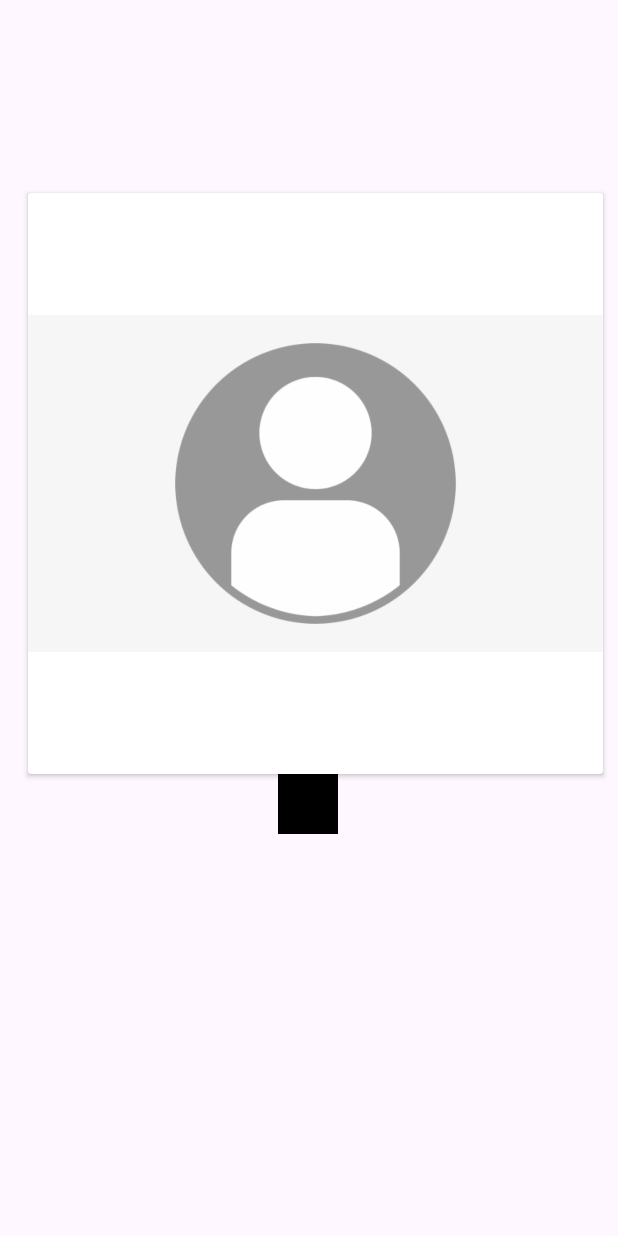
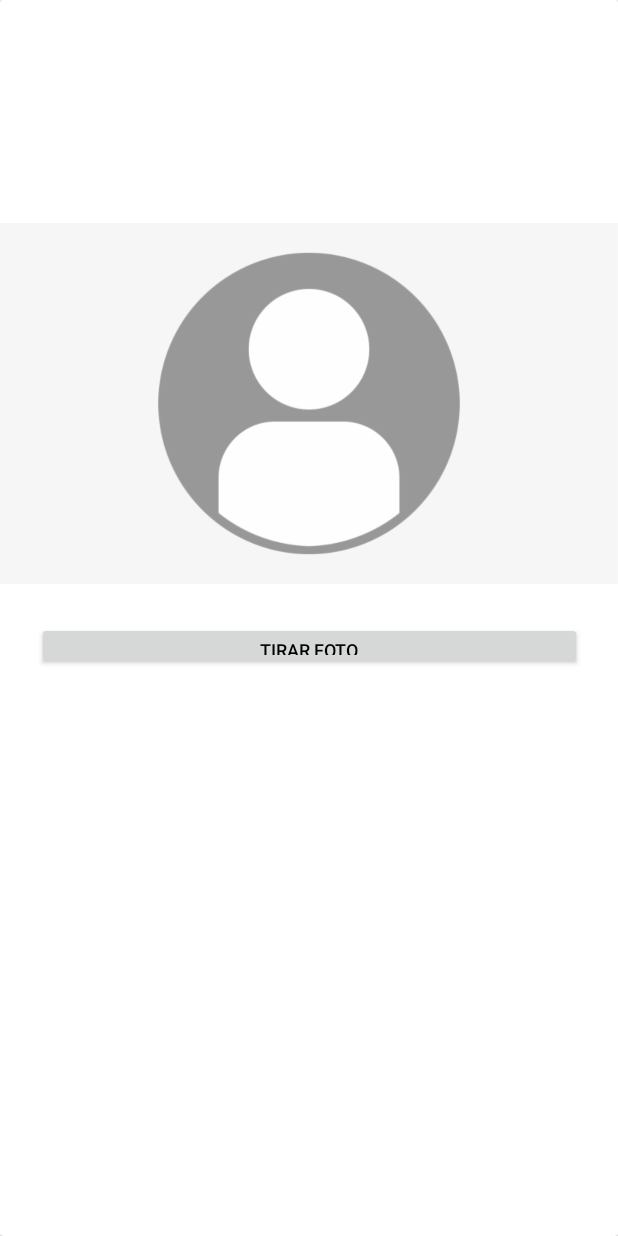
Before and after one commit to AnaCristina1972/Pagela, an Android app: the Tela_Perfil_Paciente screen opened directly, with no data from a screen before it, on a phone screen of 412 x 824 dp. Run offline under Robolectric (Android 15) with nearby library versions, the phone set to English and light mode, and no system bars.

Commit message:
Atualização da  tela Androide manifest, pedindo permissão para uso da camera, criação da tela perfil

```diff
--- a/app/src/main/AndroidManifest.xml
+++ b/app/src/main/AndroidManifest.xml
@@ -2,6 +2,10 @@
 <manifest xmlns:android="http://schemas.android.com/apk/res/android"
     xmlns:tools="http://schemas.android.com/tools">
 
+
+    <uses-feature
+        android:name="android.hardware.camera"
+        android:required="false" />
     <application
         android:allowBackup="true"
         android:dataExtractionRules="@xml/data_extraction_rules"
--- a/app/src/main/java/com/example/pagela/Tela_Perfil_Paciente.java
+++ b/app/src/main/java/com/example/pagela/Tela_Perfil_Paciente.java
@@ -1,14 +1,25 @@
 package com.example.pagela;
 
 import androidx.appcompat.app.AppCompatActivity;
+import androidx.core.app.ActivityCompat;
+import androidx.core.content.ContextCompat;
 
+import android.content.Intent;
+import android.content.pm.PackageManager;
 import android.os.Bundle;
+import android.provider.MediaStore;
+import android.widget.Button;
+import android.widget.ImageView;
 
 public class Tela_Perfil_Paciente extends AppCompatActivity {
-
+Button button;
     @Override
     protected void onCreate(Bundle savedInstanceState) {
         super.onCreate(savedInstanceState);
         setContentView(R.layout.activity_tela_perfil_paciente);
+        Button button = (Button) findViewById(R.id.imageButton);
+
+        Intent intent = new Intent(MediaStore.ACTION_IMAGE_CAPTURE);
+        startActivity(intent);
     }
 }
--- a/app/src/main/res/layout/activity_tela_perfil_paciente.xml
+++ b/app/src/main/res/layout/activity_tela_perfil_paciente.xml
@@ -1,21 +1,14 @@
 <?xml version="1.0" encoding="utf-8"?>
-<androidx.constraintlayout.widget.ConstraintLayout xmlns:android="http://schemas.android.com/apk/res/android"
+<androidx.cardview.widget.CardView xmlns:android="http://schemas.android.com/apk/res/android"
     xmlns:app="http://schemas.android.com/apk/res-auto"
     xmlns:tools="http://schemas.android.com/tools"
     android:layout_width="match_parent"
     android:layout_height="match_parent"
     tools:context=".Tela_Perfil_Paciente">
 
-    <androidx.cardview.widget.CardView
-        android:id="@+id/cardView"
-        android:layout_width="383dp"
-        android:layout_height="387dp"
-        app:layout_constraintBottom_toBottomOf="parent"
-        app:layout_constraintEnd_toEndOf="parent"
-        app:layout_constraintHorizontal_bias="0.644"
-        app:layout_constraintStart_toStartOf="parent"
-        app:layout_constraintTop_toTopOf="parent"
-        app:layout_constraintVertical_bias="0.294">
+    <androidx.constraintlayout.widget.ConstraintLayout
+        android:layout_width="match_parent"
+        android:layout_height="match_parent">
 
 
         <ImageView
@@ -23,21 +16,26 @@
             android:layout_width="wrap_content"
             android:layout_height="258dp"
             android:layout_gravity="center"
+            app:layout_constraintBottom_toBottomOf="parent"
+            app:layout_constraintEnd_toEndOf="parent"
+            app:layout_constraintHorizontal_bias="0.0"
+            app:layout_constraintStart_toStartOf="parent"
+            app:layout_constraintTop_toTopOf="parent"
+            app:layout_constraintVertical_bias="0.247"
             app:srcCompat="@drawable/img_8" />
 
-
-    </androidx.cardview.widget.CardView>
-
-    <ImageButton
-        android:id="@+id/imageButton"
-        android:layout_width="40dp"
-        android:layout_height="40dp"
-        app:layout_constraintBottom_toBottomOf="parent"
-        app:layout_constraintEnd_toEndOf="parent"
-        app:layout_constraintHorizontal_bias="0.498"
-        app:layout_constraintStart_toStartOf="parent"
-        app:layout_constraintTop_toBottomOf="@+id/cardView"
-        app:layout_constraintVertical_bias="0.0"
-        app:srcCompat="@drawable/img_7" />
-
-</androidx.constraintlayout.widget.ConstraintLayout>
+        <androidx.appcompat.widget.AppCompatButton
+            android:id="@+id/imageButton"
+            android:layout_width="363dp"
+            android:layout_height="32dp"
+            android:foregroundGravity="bottom"
+            android:text="Tirar foto"
+            android:textColor="@color/black"
+            android:textSize="12dp"
+            app:layout_constraintBottom_toBottomOf="parent"
+            app:layout_constraintEnd_toEndOf="parent"
+            app:layout_constraintStart_toStartOf="parent"
+            app:layout_constraintTop_toBottomOf="@+id/imageView2"
+            app:layout_constraintVertical_bias="0.043" />
+    </androidx.constraintlayout.widget.ConstraintLayout>
+</androidx.cardview.widget.CardView>
```
